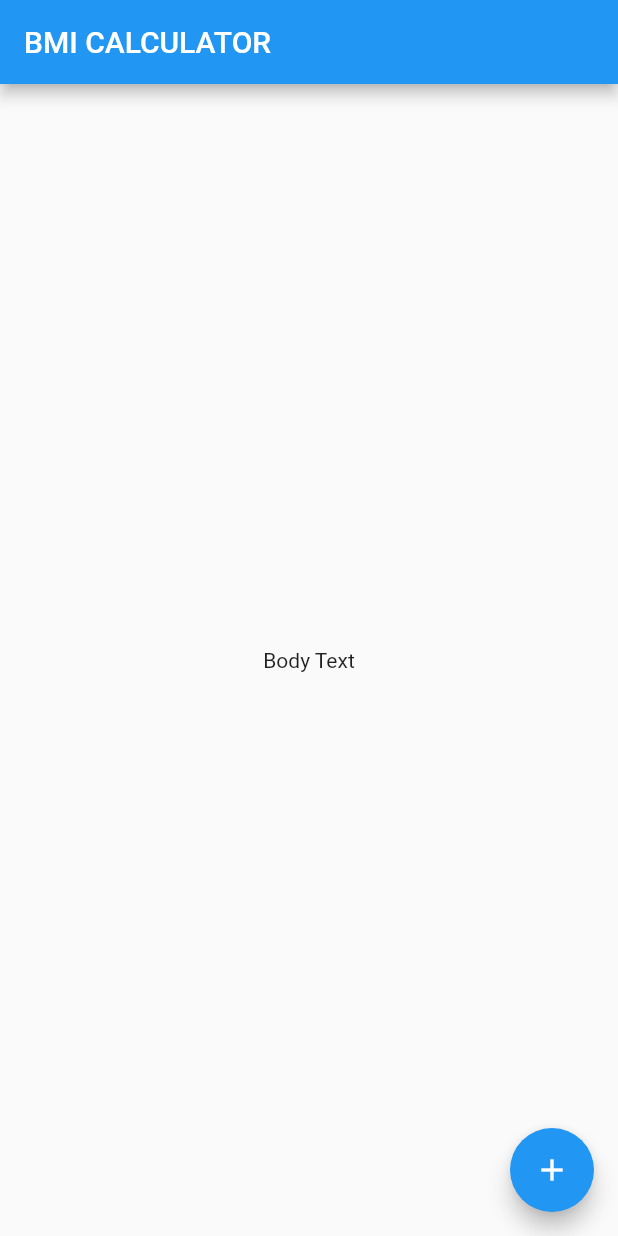
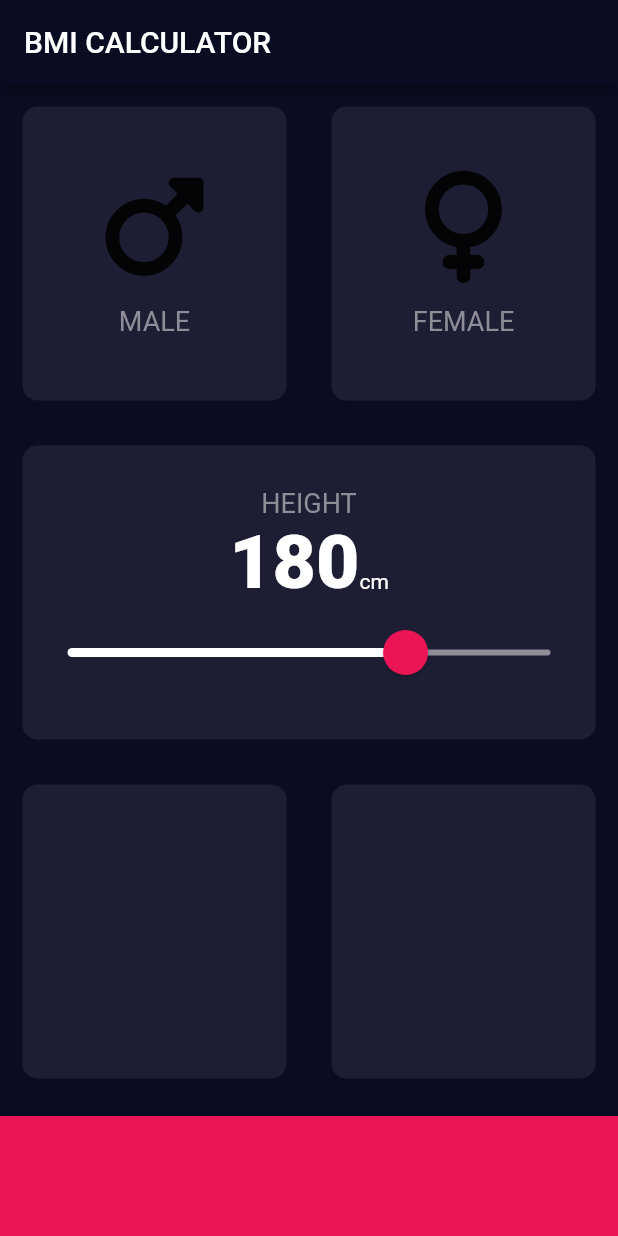
Before and after one commit to VukolRo/bmi-calcullator-flutter, a Flutter app: the screen it shows after launch, on a phone screen of 412 x 824 dp. Run offline on Flutter 3.47's test engine with Material 2 defaults, Android fonts, the phone set to English and light mode, and no system bars; our stand-ins replace font_awesome_flutter.

Commit message:
feat: add two cards to chouse a gender and implement slider to chouse a height

```diff
--- /dev/null
+++ b/lib/constants.dart
@@ -0,0 +1,25 @@
+import 'package:flutter/material.dart';
+
+// colors
+const Color kInactiveCardColor = Color(0xFF1D1E33);
+const Color kActiveCardColor = Color(0xFF111428);
+const Color kSecondaryColor = Color(0xFFEB1555);
+const Color kSecondaryColorTransparent = Color(0x29EB1555);
+const Color kLabelTextColor = Color(0xFF8D8E98);
+const Color kPrimaryColor = Color(0xFF0A0D22);
+const double kBottomPanelHeight = 80.0;
+
+enum Gender {
+  male,
+  female,
+}
+
+const kLabelTextStyle = TextStyle(
+  fontSize: 18.0,
+  color: kLabelTextColor,
+);
+
+const kNumbersTextStyle = TextStyle(
+  fontSize: 50.0,
+  fontWeight: FontWeight.w900,
+);
--- /dev/null
+++ b/lib/icon_content.dart
@@ -0,0 +1,29 @@
+import 'package:flutter/material.dart';
+import 'constants.dart';
+
+class IconContent extends StatelessWidget {
+  IconContent({required this.textContent, required this.iconContent});
+
+  final String textContent;
+  final IconData iconContent;
+
+  @override
+  Widget build(BuildContext context) {
+    return Column(
+      mainAxisAlignment: MainAxisAlignment.center,
+      children: [
+        Icon(
+          iconContent,
+          size: 75.0,
+        ),
+        SizedBox(
+          height: 15.0,
+        ),
+        Text(
+          textContent,
+          style: kLabelTextStyle,
+        )
+      ],
+    );
+  }
+}
--- /dev/null
+++ b/lib/input_page.dart
@@ -0,0 +1,135 @@
+import 'package:flutter/material.dart';
+import 'package:font_awesome_flutter/font_awesome_flutter.dart';
+import 'icon_content.dart';
+import 'reusable_card.dart';
+import 'constants.dart';
+
+class InputPage extends StatefulWidget {
+  @override
+  _InputPageState createState() => _InputPageState();
+}
+
+class _InputPageState extends State<InputPage> {
+  // Color maleCardColor = unmarkedField;
+  // Color femaleCardColor = unmarkedField;
+  Gender? selectedGender;
+  int height = 180;
+
+  @override
+  Widget build(BuildContext context) {
+    return Scaffold(
+      appBar: AppBar(
+        title: Text('BMI CALCULATOR'),
+      ),
+      body: Column(
+        crossAxisAlignment: CrossAxisAlignment.stretch,
+        children: [
+          Expanded(
+            child: Row(
+              children: [
+                Expanded(
+                  child: ReusableCard(
+                    onPress: () {
+                      setState(() {
+                        selectedGender = Gender.male;
+                      });
+                    },
+                    cardChild: IconContent(
+                      textContent: 'MALE',
+                      iconContent: FontAwesomeIcons.mars,
+                    ),
+                    colour: selectedGender == Gender.male
+                        ? kActiveCardColor
+                        : kInactiveCardColor,
+                  ),
+                ),
+                Expanded(
+                  child: ReusableCard(
+                    onPress: () {
+                      setState(() {
+                        selectedGender = Gender.female;
+                      });
+                    },
+                    cardChild: IconContent(
+                      textContent: 'FEMALE',
+                      iconContent: FontAwesomeIcons.venus,
+                    ),
+                    colour: selectedGender == Gender.female
+                        ? kActiveCardColor
+                        : kInactiveCardColor,
+                  ),
+                ),
+              ],
+            ),
+          ),
+          Expanded(
+            child: ReusableCard(
+              cardChild: Column(
+                mainAxisAlignment: MainAxisAlignment.center,
+                children: [
+                  Text(
+                    'HEIGHT',
+                    style: kLabelTextStyle,
+                  ),
+                  Row(
+                    mainAxisAlignment: MainAxisAlignment.center,
+                    crossAxisAlignment: CrossAxisAlignment.baseline,
+                    textBaseline: TextBaseline.alphabetic,
+                    children: [
+                      Text(height.toString(), style: kNumbersTextStyle),
+                      Text('cm'),
+                    ],
+                  ),
+                  SliderTheme(
+                    data: SliderTheme.of(context).copyWith(
+                      activeTrackColor: Colors.white,
+                      thumbColor: kSecondaryColor,
+                      inactiveTrackColor: kLabelTextColor,
+                      thumbShape:
+                          RoundSliderThumbShape(enabledThumbRadius: 15.0),
+                      overlayShape:
+                          RoundSliderOverlayShape(overlayRadius: 30.0),
+                      overlayColor: kSecondaryColorTransparent,
+                    ),
+                    child: Slider(
+                        value: height.toDouble(),
+                        min: 40.0,
+                        max: 240.0,
+                        onChanged: (double newValue) {
+                          setState(() {
+                            height = newValue.round();
+                          });
+                        }),
+                  ),
+                ],
+              ),
+              colour: kInactiveCardColor,
+            ),
+          ),
+          Expanded(
+            child: Row(
+              children: [
+                Expanded(
+                  child: ReusableCard(
+                    colour: kInactiveCardColor,
+                  ),
+                ),
+                Expanded(
+                  child: ReusableCard(
+                    colour: kInactiveCardColor,
+                  ),
+                ),
+              ],
+            ),
+          ),
+          Container(
+            color: kSecondaryColor,
+            margin: EdgeInsets.only(top: 10.0),
+            width: double.infinity,
+            height: kBottomPanelHeight,
+          ),
+        ],
+      ),
+    );
+  }
+}
--- a/lib/main.dart
+++ b/lib/main.dart
@@ -1,4 +1,6 @@
 import 'package:flutter/material.dart';
+import 'input_page.dart';
+import 'constants.dart';
 
 void main() => runApp(BMICalculator());
 
@@ -6,30 +8,15 @@ class BMICalculator extends StatelessWidget {
   @override
   Widget build(BuildContext context) {
     return MaterialApp(
+      theme: ThemeData(
+        scaffoldBackgroundColor: Color(0xFF0A0D22),
+        textTheme: const TextTheme(bodyText2: TextStyle(color: Colors.white)),
+        colorScheme: ColorScheme.fromSwatch().copyWith(
+          secondary: kSecondaryColor,
+          primary: kPrimaryColor,
+        ),
+      ),
       home: InputPage(),
     );
   }
 }
-
-class InputPage extends StatefulWidget {
-  @override
-  _InputPageState createState() => _InputPageState();
-}
-
-class _InputPageState extends State<InputPage> {
-  @override
-  Widget build(BuildContext context) {
-    return Scaffold(
-      appBar: AppBar(
-        title: Text('BMI CALCULATOR'),
-      ),
-      body: Center(
-        child: Text('Body Text'),
-      ),
-      floatingActionButton: FloatingActionButton(
-        onPressed: () {},
-        child: Icon(Icons.add),
-      ),
-    );
-  }
-}
--- /dev/null
+++ b/lib/reusable_card.dart
@@ -0,0 +1,25 @@
+import 'package:flutter/material.dart';
+import 'constants.dart';
+
+class ReusableCard extends StatelessWidget {
+  ReusableCard({required this.colour, this.cardChild, this.onPress});
+
+  final Color colour;
+  final Widget? cardChild;
+  final Function()? onPress;
+
+  @override
+  Widget build(BuildContext context) {
+    return GestureDetector(
+      onTap: onPress,
+      child: Container(
+        child: cardChild,
+        margin: EdgeInsets.all(15.0),
+        decoration: BoxDecoration(
+          color: colour,
+          borderRadius: BorderRadius.circular(10.0),
+        ),
+      ),
+    );
+  }
+}
--- a/pubspec.yaml
+++ b/pubspec.yaml
@@ -10,6 +10,7 @@ dependencies:
   flutter:
     sdk: flutter
   cupertino_icons: ^1.0.2
+  font_awesome_flutter: ^10.1.0
 
 dev_dependencies:
   flutter_test:
```
Also changed, not shown: pubspec.lock.
